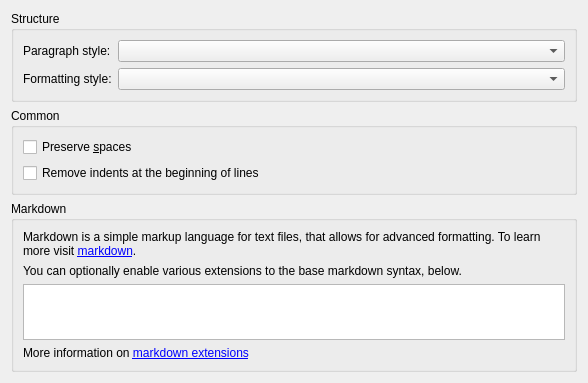
Above: src/calibre/gui2/convert/txt_input.ui from kovidgoyal/calibre before the change. Below: the same form after it.
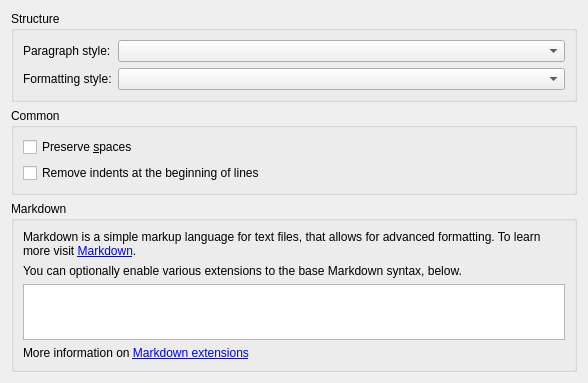
That is the form after the change.

What changed in the file:
```diff
--- a/src/calibre/gui2/convert/txt_input.ui
+++ b/src/calibre/gui2/convert/txt_input.ui
@@ -101,7 +101,7 @@
       <item>
        <widget class="QLabel" name="label">
         <property name="text">
-         <string>&lt;p&gt;Markdown is a simple markup language for text files, that allows for advanced formatting. To learn more visit &lt;a href=&quot;https://daringfireball.net/projects/markdown&quot;&gt;markdown&lt;/a&gt;.</string>
+         <string>&lt;p&gt;Markdown is a simple markup language for text files, that allows for advanced formatting. To learn more visit &lt;a href=&quot;https://daringfireball.net/projects/markdown&quot;&gt;Markdown&lt;/a&gt;.</string>
         </property>
         <property name="wordWrap">
          <bool>true</bool>
@@ -114,7 +114,7 @@
       <item>
        <widget class="QLabel" name="label_4">
         <property name="text">
-         <string>You can optionally enable various extensions to the base markdown syntax, below.</string>
+         <string>You can optionally enable various extensions to the base Markdown syntax, below.</string>
         </property>
        </widget>
       </item>
@@ -124,7 +124,7 @@
       <item>
        <widget class="QLabel" name="label_5">
         <property name="text">
-         <string>More information on &lt;a href=&quot;https://pythonhosted.org/Markdown/extensions/index.html&quot;&gt;markdown extensions&lt;/a&gt;</string>
+         <string>More information on &lt;a href=&quot;https://pythonhosted.org/Markdown/extensions/index.html&quot;&gt;Markdown extensions&lt;/a&gt;</string>
         </property>
         <property name="openExternalLinks">
          <bool>true</bool>
```
